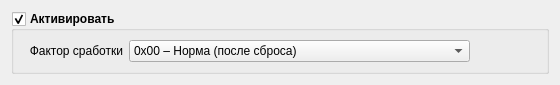
Qt form StandGenerator/skm/type01values.ui (breton75/ksuts) before a commit.
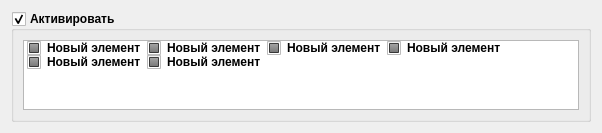
The same form after that commit.

```diff
--- a/StandGenerator/skm/type01values.ui
+++ b/StandGenerator/skm/type01values.ui
@@ -6,12 +6,12 @@
    <rect>
     <x>0</x>
     <y>0</y>
-    <width>560</width>
-    <height>73</height>
+    <width>602</width>
+    <height>124</height>
    </rect>
   </property>
   <property name="sizePolicy">
-   <sizepolicy hsizetype="Preferred" vsizetype="Fixed">
+   <sizepolicy hsizetype="Preferred" vsizetype="Preferred">
     <horstretch>0</horstretch>
     <verstretch>0</verstretch>
    </sizepolicy>
@@ -19,9 +19,9 @@
   <property name="windowTitle">
    <string>Form</string>
   </property>
-  <layout class="QVBoxLayout" name="verticalLayout">
+  <layout class="QVBoxLayout" name="verticalLayout_2">
    <item>
-    <widget class="QGroupBox" name="groupValues_0x01">
+    <widget class="QGroupBox" name="groupData_0x01">
      <property name="font">
       <font>
        <weight>75</weight>
@@ -37,109 +37,67 @@
      <property name="checked">
       <bool>true</bool>
      </property>
-     <layout class="QVBoxLayout" name="verticalLayout_2">
+     <layout class="QVBoxLayout" name="verticalLayout">
       <item>
-       <layout class="QHBoxLayout" name="horizontalLayout_3">
-        <item>
-         <widget class="QLabel" name="label_3">
-          <property name="minimumSize">
-           <size>
-            <width>100</width>
-            <height>0</height>
-           </size>
-          </property>
-          <property name="maximumSize">
-           <size>
-            <width>80</width>
-            <height>16777215</height>
-           </size>
-          </property>
-          <property name="font">
-           <font>
-            <weight>50</weight>
-            <bold>false</bold>
-           </font>
-          </property>
+       <widget class="QListWidget" name="listFaktors">
+        <property name="flow">
+         <enum>QListView::LeftToRight</enum>
+        </property>
+        <property name="isWrapping" stdset="0">
+         <bool>true</bool>
+        </property>
+        <property name="wordWrap">
+         <bool>true</bool>
+        </property>
+        <item>
           <property name="text">
-           <string>Фактор сработки</string>
-          </property>
-          <property name="alignment">
-           <set>Qt::AlignRight|Qt::AlignTrailing|Qt::AlignVCenter</set>
-          </property>
-         </widget>
+          <string>Новый элемент</string>
+         </property>
+         <property name="checkState">
+          <enum>PartiallyChecked</enum>
+         </property>
         </item>
         <item>
-         <widget class="QComboBox" name="cbFactor_0x01">
-          <property name="font">
-           <font>
-            <weight>50</weight>
-            <bold>false</bold>
-           </font>
-          </property>
-          <property name="sizeAdjustPolicy">
-           <enum>QComboBox::AdjustToContents</enum>
-          </property>
-          <item>
            <property name="text">
-            <string>0x00 – Норма (после сброса)</string>
-           </property>
-          </item>
-          <item>
-           <property name="text">
-            <string>0x07 – ПУСК (идет отсчет времени)</string>
+          <string>Новый элемент</string>
+         </property>
+         <property name="checkState">
+          <enum>PartiallyChecked</enum>
            </property>
           </item>
           <item>
            <property name="text">
-            <string>0x08 – ОТМЕНА (отсчет времени приостановлен)</string>
-           </property>
-          </item>
-          <item>
-           <property name="text">
-            <string>0x09 – Открытие УРС (УР)</string>
+          <string>Новый элемент</string>
+         </property>
+         <property name="checkState">
+          <enum>PartiallyChecked</enum>
            </property>
           </item>
           <item>
            <property name="text">
-            <string>0x0A – УРС не открылся</string>
-           </property>
-          </item>
-          <item>
-           <property name="text">
-            <string>0x0B – УРС открылся</string>
+          <string>Новый элемент</string>
+         </property>
+         <property name="checkState">
+          <enum>PartiallyChecked</enum>
            </property>
           </item>
           <item>
            <property name="text">
-            <string>0x0C – ПУСК ПП (выдача пусковых импульсов на ЗПУ)</string>
-           </property>
-          </item>
-          <item>
-           <property name="text">
-            <string>0x0D – Не сработали СДГ</string>
+          <string>Новый элемент</string>
+         </property>
+         <property name="checkState">
+          <enum>PartiallyChecked</enum>
            </property>
           </item>
           <item>
            <property name="text">
-            <string>0x0E – ПУСК ПРОШЕЛ</string>
-           </property>
-          </item>
-         </widget>
-        </item>
-        <item>
-         <spacer name="horizontalSpacer">
-          <property name="orientation">
-           <enum>Qt::Horizontal</enum>
-          </property>
-          <property name="sizeHint" stdset="0">
-           <size>
-            <width>40</width>
-            <height>20</height>
-           </size>
-          </property>
-         </spacer>
+          <string>Новый элемент</string>
+         </property>
+         <property name="checkState">
+          <enum>PartiallyChecked</enum>
+         </property>
         </item>
-       </layout>
+       </widget>
       </item>
      </layout>
     </widget>
```
Lines whose indentation alone changed are shown as unchanged.
